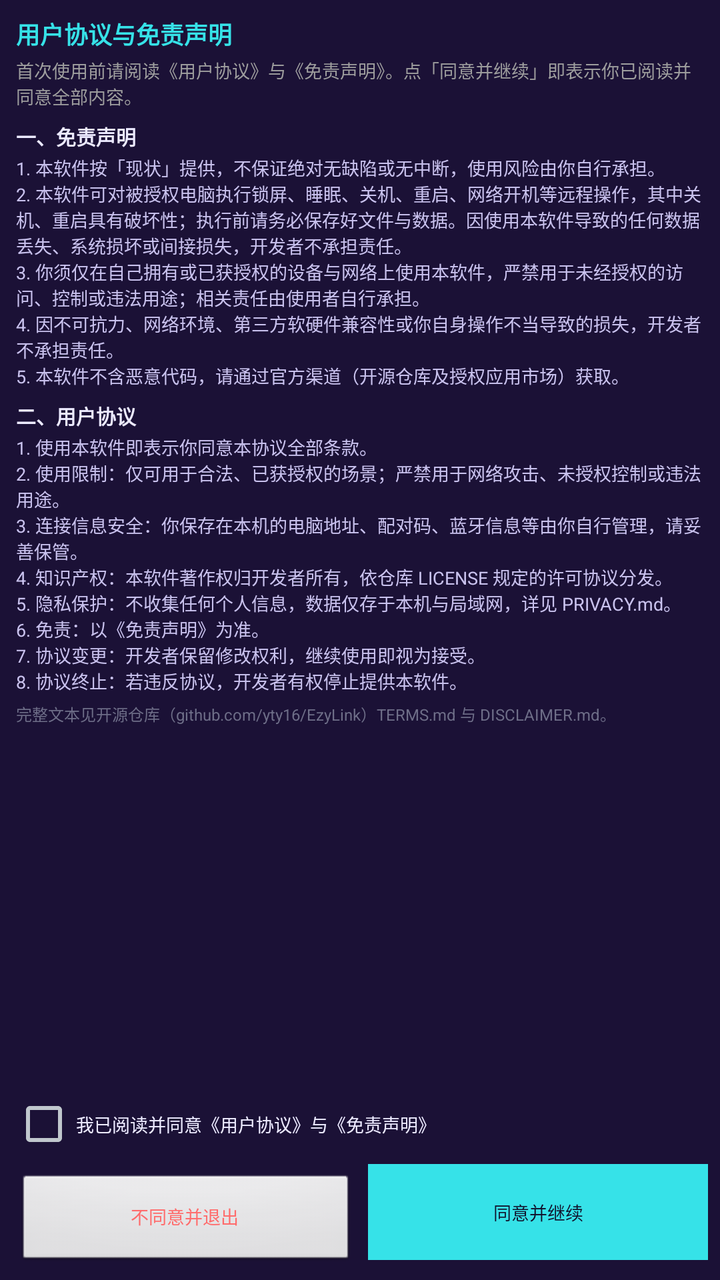
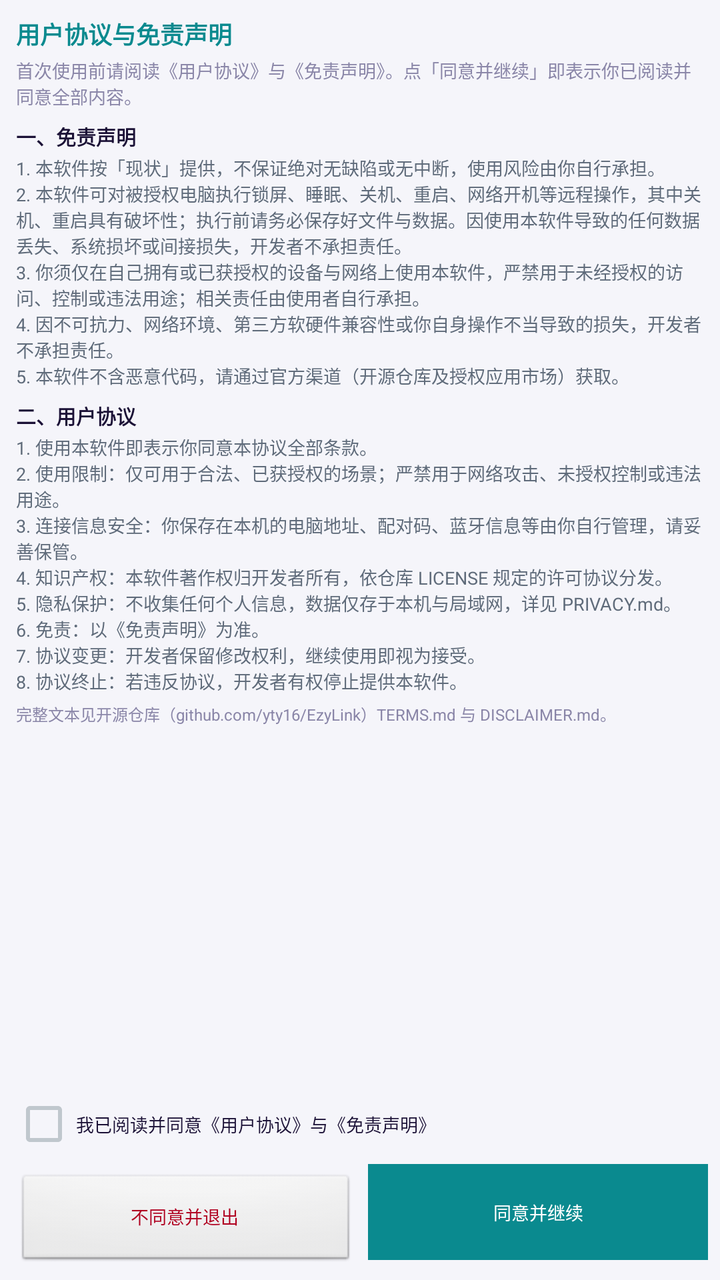

Two renders of the same Android screen: before a commit and after it. Below are the layout's source before the change and the commit's diff.
<!-- AndroidManifest.xml: application theme AppTheme -->
<!-- res/layout/activity_agreement.xml -->
<?xml version="1.0" encoding="utf-8"?>
<LinearLayout xmlns:android="http://schemas.android.com/apk/res/android"
    android:orientation="vertical" android:layout_width="match_parent" android:layout_height="match_parent">
    <ScrollView android:id="@+id/scroll" android:layout_width="match_parent"
        android:layout_height="0dp" android:layout_weight="1">
        <LinearLayout android:orientation="vertical" android:padding="@dimen/scr_pad"
            android:gravity="center_horizontal" android:layout_width="match_parent" android:layout_height="wrap_content">
            <TextView android:text="@string/agree_title" android:textSize="12sp"
                android:textStyle="bold" android:textColor="#36E2E8" android:layout_marginBottom="3dp"
                android:layout_width="match_parent" android:layout_height="wrap_content"/>
            <TextView android:text="@string/agree_intro" android:textSize="9sp"
                android:textColor="#9E9E9E" android:layout_marginBottom="6dp"
                android:layout_width="match_parent" android:layout_height="wrap_content"/>
            <TextView android:text="@string/disclaimer_title" android:textSize="10sp"
                android:textStyle="bold" android:textColor="#ECEAFF" android:layout_marginBottom="2dp"
                android:layout_width="match_parent" android:layout_height="wrap_content"/>
            <TextView android:text="@string/disclaimer_text" android:textSize="9sp"
                android:textColor="#C9C2EE" android:layout_marginBottom="6dp"
                android:layout_width="match_parent" android:layout_height="wrap_content"/>
            <TextView android:text="@string/terms_title" android:textSize="10sp"
                android:textStyle="bold" android:textColor="#ECEAFF" android:layout_marginBottom="2dp"
                android:layout_width="match_parent" android:layout_height="wrap_content"/>
            <TextView android:text="@string/terms_text" android:textSize="9sp"
                android:textColor="#C9C2EE" android:layout_marginBottom="4dp"
                android:layout_width="match_parent" android:layout_height="wrap_content"/>
            <TextView android:text="@string/agree_note" android:textSize="8sp"
                android:textColor="#6E6E88" android:layout_width="match_parent" android:layout_height="wrap_content"/>
        </LinearLayout>
    </ScrollView>
    <LinearLayout android:orientation="vertical" android:padding="6dp"
        android:layout_width="match_parent" android:layout_height="wrap_content">
        <CheckBox android:id="@+id/agreeCheck" android:text="@string/agree_check"
            android:textSize="9sp" android:textColor="#ECEAFF"
            android:layout_width="match_parent" android:layout_height="wrap_content"/>
        <LinearLayout android:orientation="horizontal" android:layout_width="match_parent"
            android:layout_height="wrap_content" android:layout_marginTop="4dp">
            <Button android:id="@+id/agreeDecline" android:text="@string/agree_decline"
                android:textSize="9sp" android:layout_weight="1" android:layout_marginEnd="4dp"
                android:layout_width="0dp" android:layout_height="wrap_content" style="@style/BtnDanger"/>
            <Button android:id="@+id/agreeAccept" android:text="@string/agree_accept"
                android:textSize="9sp" android:enabled="false" android:layout_weight="1"
                android:layout_marginStart="4dp" android:layout_width="0dp" android:layout_height="wrap_content"
                android:textColor="#11102A" android:background="#36E2E8"/>
        </LinearLayout>
    </LinearLayout>
</LinearLayout>
<!-- resources referenced by this layout -->
<resources>
  <dimen name="scr_pad">8dp</dimen>
  <string name="agree_accept">同意并继续</string>
  <string name="agree_check">我已阅读并同意《用户协议》与《免责声明》</string>
  <string name="agree_decline">不同意并退出</string>
  <string name="agree_intro">首次使用前请阅读《用户协议》与《免责声明》。点「同意并继续」即表示你已阅读并同意全部内容。</string>
  <string name="agree_note">完整文本见开源仓库（github.com/yty16/EzyLink）TERMS.md 与 DISCLAIMER.md。</string>
  <string name="agree_title">用户协议与免责声明</string>
  <string name="disclaimer_text">1. 本软件按「现状」提供，不保证绝对无缺陷或无中断，使用风险由你自行承担。\n2. 本软件可对被授权电脑执行锁屏、睡眠、关机、重启、网络开机等远程操作，其中关机、重启具有破坏性；执行前请务必保存好文件与数据。因使用本软件导致的任何数据丢失、系统损坏或间接损失，开发者不承担责任。\n3. 你须仅在自己拥有或已获授权的设备与网络上使用本软件，严禁用于未经授权的访问、控制或违法用途；相关责任由使用者自行承担。\n4. 因不可抗力、网络环境、第三方软硬件兼容性或你自身操作不当导致的损失，开发者不承担责任。\n5. 本软件不含恶意代码，请通过官方渠道（开源仓库及授权应用市场）获取。</string>
  <string name="disclaimer_title">一、免责声明</string>
  <string name="terms_text">1. 使用本软件即表示你同意本协议全部条款。\n2. 使用限制：仅可用于合法、已获授权的场景；严禁用于网络攻击、未授权控制或违法用途。\n3. 连接信息安全：你保存在本机的电脑地址、配对码、蓝牙信息等由你自行管理，请妥善保管。\n4. 知识产权：本软件著作权归开发者所有，依仓库 LICENSE 规定的许可协议分发。\n5. 隐私保护：不收集任何个人信息，数据仅存于本机与局域网，详见 PRIVACY.md。\n6. 免责：以《免责声明》为准。\n7. 协议变更：开发者保留修改权利，继续使用即视为接受。\n8. 协议终止：若违反协议，开发者有权停止提供本软件。</string>
  <string name="terms_title">二、用户协议</string>
  <style name="BtnDanger" parent="@style/Btn">
          <item name="android:textColor">#FF6B6B</item>
      </style>
  <style name="AppTheme" parent="@android:style/Theme.DeviceDefault.NoActionBar">
          <item name="android:windowBackground">#1b1136</item>
      </style>
  <style name="Btn" parent="@android:style/Widget.Button">
          <item name="android:layout_width">0dp</item>
          <item name="android:layout_height">wrap_content</item>
          <item name="android:layout_weight">1</item>
          <item name="android:minHeight">@dimen/btn_minh</item>
          <item name="android:textSize">@dimen/btn_text</item>
          <item name="android:layout_margin">2dp</item>
      </style>
  <dimen name="btn_minh">42dp</dimen>
  <dimen name="btn_text">13sp</dimen>
</resources>

<!-- the commit's change to res/layout/activity_agreement.xml (unified diff, before → after) -->
@@ -1,4 +1,4 @@
-<?xml version="1.0" encoding="utf-8"?>
+﻿<?xml version="1.0" encoding="utf-8"?>
 <LinearLayout xmlns:android="http://schemas.android.com/apk/res/android"
     android:orientation="vertical" android:layout_width="match_parent" android:layout_height="match_parent">
     <ScrollView android:id="@+id/scroll" android:layout_width="match_parent"
@@ -6,31 +6,31 @@
         <LinearLayout android:orientation="vertical" android:padding="@dimen/scr_pad"
             android:gravity="center_horizontal" android:layout_width="match_parent" android:layout_height="wrap_content">
             <TextView android:text="@string/agree_title" android:textSize="12sp"
-                android:textStyle="bold" android:textColor="#36E2E8" android:layout_marginBottom="3dp"
+                android:textStyle="bold" android:textColor="@color/accent" android:layout_marginBottom="3dp"
                 android:layout_width="match_parent" android:layout_height="wrap_content"/>
             <TextView android:text="@string/agree_intro" android:textSize="9sp"
-                android:textColor="#9E9E9E" android:layout_marginBottom="6dp"
+                android:textColor="@color/fg_dim" android:layout_marginBottom="6dp"
                 android:layout_width="match_parent" android:layout_height="wrap_content"/>
             <TextView android:text="@string/disclaimer_title" android:textSize="10sp"
-                android:textStyle="bold" android:textColor="#ECEAFF" android:layout_marginBottom="2dp"
+                android:textStyle="bold" android:textColor="@color/fg" android:layout_marginBottom="2dp"
                 android:layout_width="match_parent" android:layout_height="wrap_content"/>
             <TextView android:text="@string/disclaimer_text" android:textSize="9sp"
-                android:textColor="#C9C2EE" android:layout_marginBottom="6dp"
+                android:textColor="@color/fg_muted" android:layout_marginBottom="6dp"
                 android:layout_width="match_parent" android:layout_height="wrap_content"/>
             <TextView android:text="@string/terms_title" android:textSize="10sp"
-                android:textStyle="bold" android:textColor="#ECEAFF" android:layout_marginBottom="2dp"
+                android:textStyle="bold" android:textColor="@color/fg" android:layout_marginBottom="2dp"
                 android:layout_width="match_parent" android:layout_height="wrap_content"/>
             <TextView android:text="@string/terms_text" android:textSize="9sp"
-                android:textColor="#C9C2EE" android:layout_marginBottom="4dp"
+                android:textColor="@color/fg_muted" android:layout_marginBottom="4dp"
                 android:layout_width="match_parent" android:layout_height="wrap_content"/>
             <TextView android:text="@string/agree_note" android:textSize="8sp"
-                android:textColor="#6E6E88" android:layout_width="match_parent" android:layout_height="wrap_content"/>
+                android:textColor="@color/fg_dim" android:layout_width="match_parent" android:layout_height="wrap_content"/>
         </LinearLayout>
     </ScrollView>
     <LinearLayout android:orientation="vertical" android:padding="6dp"
         android:layout_width="match_parent" android:layout_height="wrap_content">
         <CheckBox android:id="@+id/agreeCheck" android:text="@string/agree_check"
-            android:textSize="9sp" android:textColor="#ECEAFF"
+            android:textSize="9sp" android:textColor="@color/fg"
             android:layout_width="match_parent" android:layout_height="wrap_content"/>
         <LinearLayout android:orientation="horizontal" android:layout_width="match_parent"
             android:layout_height="wrap_content" android:layout_marginTop="4dp">
@@ -40,7 +40,7 @@
             <Button android:id="@+id/agreeAccept" android:text="@string/agree_accept"
                 android:textSize="9sp" android:enabled="false" android:layout_weight="1"
                 android:layout_marginStart="4dp" android:layout_width="0dp" android:layout_height="wrap_content"
-                android:textColor="#11102A" android:background="#36E2E8"/>
+                android:textColor="@color/accent_fg" android:background="@color/accent"/>
         </LinearLayout>
     </LinearLayout>
 </LinearLayout>
<!-- resource entries referenced after the edit -->
@@ -1,5 +1,10 @@
 <!-- resources referenced by this layout -->
 <resources>
+  <color name="accent">#0a8a8f</color>
+  <color name="accent_fg">#ffffff</color>
+  <color name="fg">#1b1136</color>
+  <color name="fg_dim">#8a86a8</color>
+  <color name="fg_muted">#5f6b7a</color>
   <dimen name="scr_pad">8dp</dimen>
   <string name="agree_accept">同意并继续</string>
   <string name="agree_check">我已阅读并同意《用户协议》与《免责声明》</string>
@@ -12,10 +17,10 @@
   <string name="terms_text">1. 使用本软件即表示你同意本协议全部条款。\n2. 使用限制：仅可用于合法、已获授权的场景；严禁用于网络攻击、未授权控制或违法用途。\n3. 连接信息安全：你保存在本机的电脑地址、配对码、蓝牙信息等由你自行管理，请妥善保管。\n4. 知识产权：本软件著作权归开发者所有，依仓库 LICENSE 规定的许可协议分发。\n5. 隐私保护：不收集任何个人信息，数据仅存于本机与局域网，详见 PRIVACY.md。\n6. 免责：以《免责声明》为准。\n7. 协议变更：开发者保留修改权利，继续使用即视为接受。\n8. 协议终止：若违反协议，开发者有权停止提供本软件。</string>
   <string name="terms_title">二、用户协议</string>
   <style name="BtnDanger" parent="@style/Btn">
-          <item name="android:textColor">#FF6B6B</item>
+          <item name="android:textColor">@color/danger</item>
       </style>
   <style name="AppTheme" parent="@android:style/Theme.DeviceDefault.NoActionBar">
-          <item name="android:windowBackground">#1b1136</item>
+          <item name="android:windowBackground">@color/bg</item>
       </style>
   <style name="Btn" parent="@android:style/Widget.Button">
           <item name="android:layout_width">0dp</item>
@@ -25,6 +30,8 @@
           <item name="android:textSize">@dimen/btn_text</item>
           <item name="android:layout_margin">2dp</item>
       </style>
+  <color name="danger">#B00020</color>
+  <color name="bg">#f5f5fa</color>
   <dimen name="btn_minh">42dp</dimen>
   <dimen name="btn_text">13sp</dimen>
 </resources>
